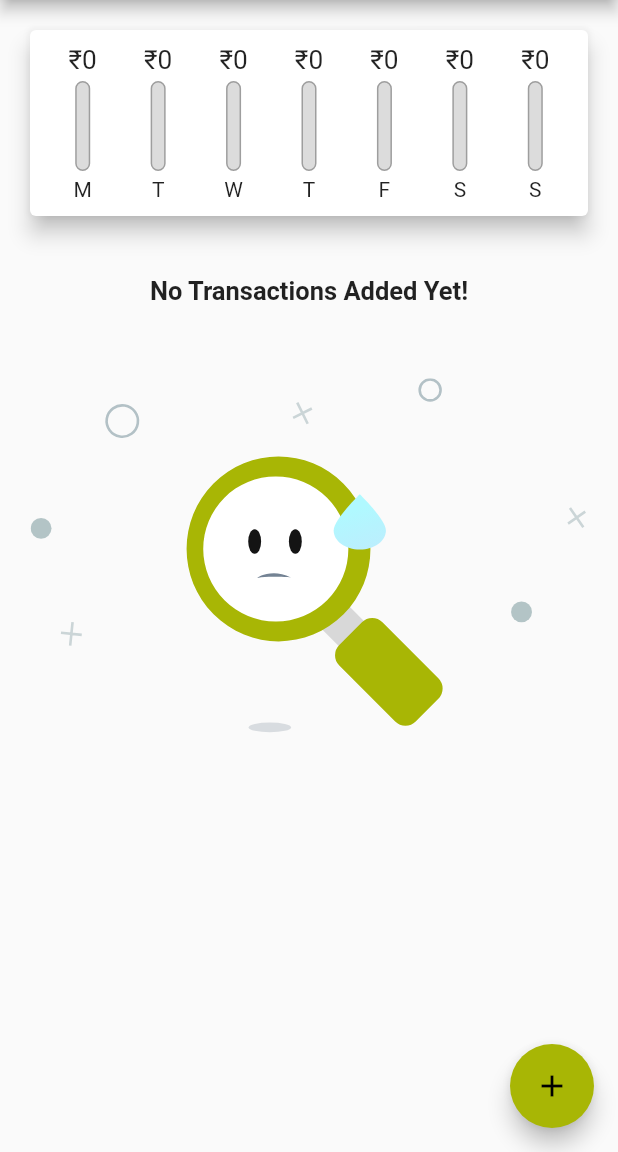
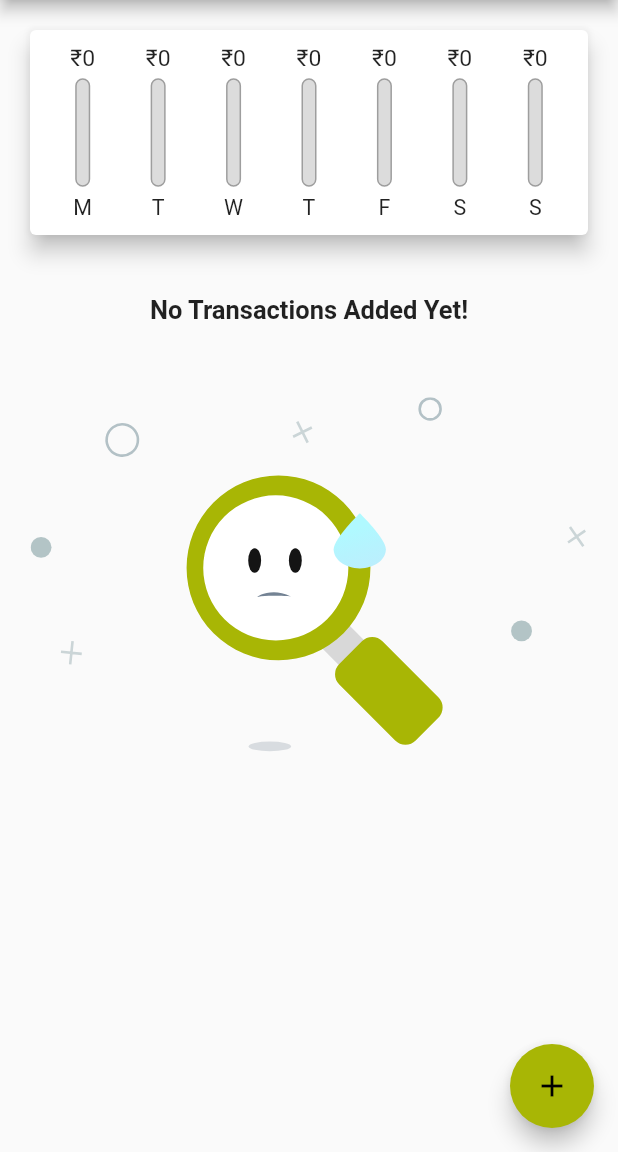
Before and after one commit to Prabhneet-Web/ExpenseTracker, a Flutter app: the screen it shows after launch, on a phone screen of 412 x 824 dp, the part 84-1236 px from its top. Run offline on Flutter 3.47's test engine with Material 2 defaults, Android fonts, the phone set to English and light mode, and no system bars; our stand-ins replace lottie.

Commit message:
Some Changes done with the UI.

```diff
--- a/lib/pages/homePage.dart
+++ b/lib/pages/homePage.dart
@@ -12,10 +12,7 @@ class MyHomePage extends StatefulWidget {
 }
 
 class _MyHomePageState extends State<MyHomePage> {
-  @override
-  Widget build(BuildContext context) {
-    return Scaffold(
-        appBar: AppBar(
+  final appBar = AppBar(
     title: const Text(
       "Expenses Tracker",
       style: TextStyle(fontWeight: FontWeight.w600),
@@ -32,19 +29,35 @@ class _MyHomePageState extends State<MyHomePage> {
         },
       ),
     ],
-        ),
+  );
+  @override
+  Widget build(BuildContext context) {
+    return Scaffold(
+        appBar: appBar,
         body: SafeArea(
           child: SingleChildScrollView(
             child: Consumer<HomePageProvider>(
               builder: (context, value, child) {
                 return Column(
                   children: [
-                    Chart(
+                    Container(
+                      height: (MediaQuery.of(context).size.height -
+                              appBar.preferredSize.height -
+                              MediaQuery.of(context).padding.top) *
+                          0.23,
+                      child: Chart(
                         recentTransactions: value.recentTransactions,
                       ),
-                    TransactionList(
+                    ),
+                    Container(
+                      height: (MediaQuery.of(context).size.height -
+                              appBar.preferredSize.height -
+                              MediaQuery.of(context).padding.top) *
+                          0.7,
+                      child: TransactionList(
                           transactions: value.userTransactions,
                           deleteTransaction: value.deleteTransaction),
+                    ),
                   ],
                 );
               },
--- a/lib/widgets/chartBars.dart
+++ b/lib/widgets/chartBars.dart
@@ -13,15 +13,16 @@ class ChartBar extends StatelessWidget {
 
   @override
   Widget build(BuildContext context) {
-    return Column(
+    return LayoutBuilder(
+      builder: (context, constraints) => Column(
         children: [
           Container(
-            height: 20,
+              height: constraints.maxHeight * 0.15,
               child: FittedBox(
                   child: Text("₹${spendingAmount.toStringAsFixed(0)}"))),
-        const SizedBox(height: 4),
+          SizedBox(height: constraints.maxHeight * 0.04),
           Container(
-            height: 60,
+              height: constraints.maxHeight * 0.62,
               width: 10,
               child: Stack(
                 children: [
@@ -41,9 +42,10 @@ class ChartBar extends StatelessWidget {
                   )
                 ],
               )),
-        const SizedBox(height: 4),
-        Text(label)
+          SizedBox(height: constraints.maxHeight * 0.05),
+          Container(height: constraints.maxHeight * 0.14, child: FittedBox(child: Text(label)))
         ],
+      ),
     );
   }
 }
--- a/lib/widgets/transactionList.dart
+++ b/lib/widgets/transactionList.dart
@@ -18,9 +18,7 @@ class TransactionList extends StatelessWidget {
 
   @override
   Widget build(BuildContext context) {
-    return Container(
-      height: MediaQuery.of(context).size.height,
-      child: transactions.isEmpty
+    return transactions.isEmpty
         ? Column(
             mainAxisAlignment: MainAxisAlignment.start,
             children: [
@@ -38,8 +36,7 @@ class TransactionList extends StatelessWidget {
         : ListView.builder(
             itemBuilder: (context, index) {
               return Card(
-                  margin:
-                      const EdgeInsets.symmetric(horizontal: 6, vertical: 4),
+                margin: const EdgeInsets.symmetric(horizontal: 6, vertical: 4),
                 elevation: 3,
                 child: ListTile(
                   leading: CircleAvatar(
@@ -54,8 +51,8 @@ class TransactionList extends StatelessWidget {
                     transactions[index].title,
                     style: const TextStyle(fontWeight: FontWeight.bold),
                   ),
-                    subtitle: Text(
-                        DateFormat.yMMMd().format(transactions[index].date)),
+                  subtitle:
+                      Text(DateFormat.yMMMd().format(transactions[index].date)),
                   trailing: IconButton(
                       icon: const Icon(Icons.delete),
                       color: Theme.of(context).errorColor,
@@ -65,7 +62,6 @@ class TransactionList extends StatelessWidget {
               );
             },
             itemCount: transactions.length,
-            ),
           );
   }
 }
```
Lines whose indentation alone changed are shown as unchanged.
